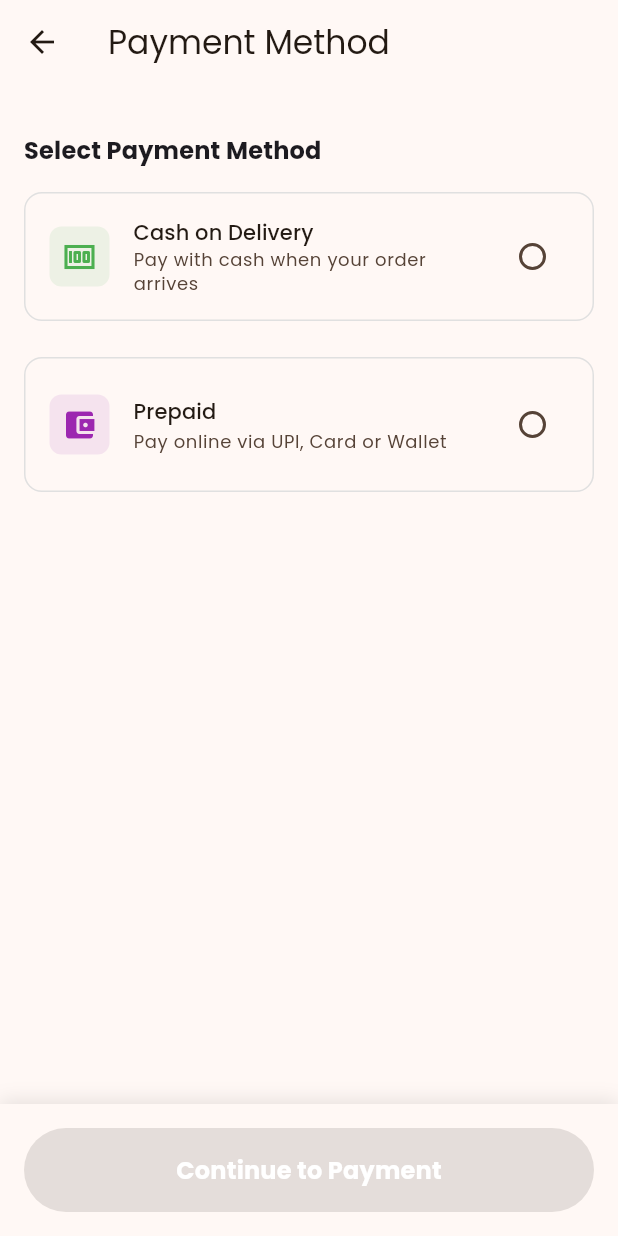
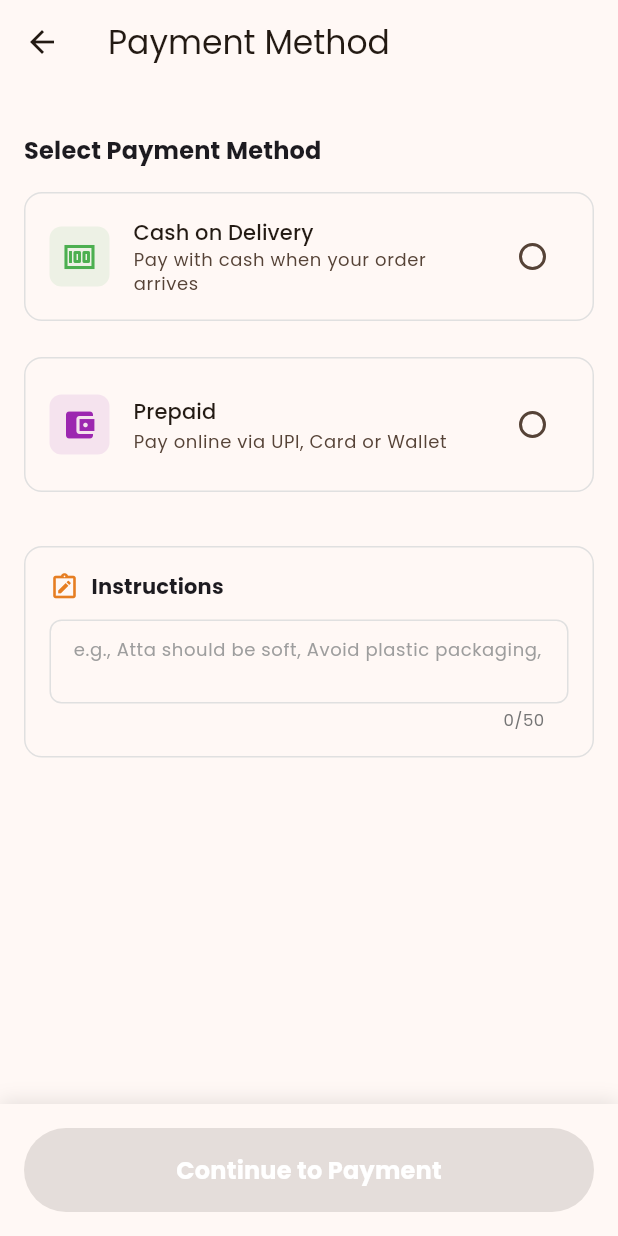
Before and after one commit to harshonedev/one_atta, a Flutter app: the PaymentMethodSelectionPage screen opened by its route, on a phone screen of 412 x 824 dp. Run offline on Flutter 3.47's test engine with Material 3 defaults, Android fonts, the phone set to English and light mode, and no system bars; our stand-ins replace dartz, dio, dotted_border, equatable, flutter_bloc, flutter_cache_manager and 17 more; missing offline and left inert: razorpay_flutter; accounts and stored records are empty; network calls fail; project files that could hold a hidden picture were left out.

Commit message:
feat: Add user_note field for delivery instructions in order and payment APIs

```diff
--- a/lib/features/address/data/models/address_model.dart
+++ b/lib/features/address/data/models/address_model.dart
@@ -75,6 +75,7 @@ class AddressModel extends AddressEntity {
   }
 
 
+  @override
   Map<String, dynamic> toJson() {
     return {
       '_id': id,
--- a/lib/features/auth/data/models/user_model.dart
+++ b/lib/features/auth/data/models/user_model.dart
@@ -23,6 +23,7 @@ class UserModel extends UserEntity {
     );
   }
 
+  @override
   Map<String, dynamic> toJson() {
     return {
       '_id': id,
--- a/lib/features/more/presentation/pages/more_page.dart
+++ b/lib/features/more/presentation/pages/more_page.dart
@@ -433,7 +433,7 @@ class MorePage extends StatelessWidget {
                           "Terms and Condition Url - ${state.settings.termsAndConditionsUrl}",
                         );
                       } else {
-                        print("State  - ${state}");
+                        print("State  - $state");
                       }
 
                       final url = state is AppSettingsLoaded
--- a/lib/features/payment/data/datasources/payment_remote_data_source.dart
+++ b/lib/features/payment/data/datasources/payment_remote_data_source.dart
@@ -24,6 +24,7 @@ abstract class PaymentRemoteDataSource {
     String? discountType, // NEW: "loyalty" or "coupon" or null
     String? couponCode,
     int loyaltyPointsUsed = 0,
+    String? userNote, // NEW: Delivery instructions (max 50 chars)
   });
 
   /// Verify Razorpay payment (POST /api/app/payments/verify)
--- a/lib/features/payment/data/datasources/payment_remote_data_source_impl.dart
+++ b/lib/features/payment/data/datasources/payment_remote_data_source_impl.dart
@@ -76,6 +76,7 @@ class PaymentRemoteDataSourceImpl implements PaymentRemoteDataSource {
     String? discountType,
     String? couponCode,
     int loyaltyPointsUsed = 0,
+    String? userNote,
   }) async {
     final requestData = {
       'items': items.map((item) => item.toJson()).toList(),
@@ -92,6 +93,7 @@ class PaymentRemoteDataSourceImpl implements PaymentRemoteDataSource {
       if (couponCode != null && couponCode.isNotEmpty)
         'coupon_code': couponCode,
       if (loyaltyPointsUsed > 0) 'loyalty_points_used': loyaltyPointsUsed,
+      if (userNote != null && userNote.isNotEmpty) 'user_note': userNote,
     };
 
     final response = await apiRequest.callRequest(
--- a/lib/features/payment/data/repositories/payment_repository_impl.dart
+++ b/lib/features/payment/data/repositories/payment_repository_impl.dart
@@ -48,6 +48,7 @@ class PaymentRepositoryImpl implements PaymentRepository {
     String? discountType,
     String? couponCode,
     int loyaltyPointsUsed = 0,
+    String? userNote,
   }) async {
     try {
       final token = await authLocalDataSource.getToken();
@@ -70,6 +71,7 @@ class PaymentRepositoryImpl implements PaymentRepository {
         discountType: discountType,
         couponCode: couponCode,
         loyaltyPointsUsed: loyaltyPointsUsed,
+        userNote: userNote,
       );
       logger.i('Order created successfully: ${response.order.id}');
       return Right(response);
--- a/lib/features/payment/domain/repositories/payment_repository.dart
+++ b/lib/features/payment/domain/repositories/payment_repository.dart
@@ -25,6 +25,7 @@ abstract class PaymentRepository {
     String? discountType, // NEW: "loyalty" or "coupon" or null
     String? couponCode,
     int loyaltyPointsUsed = 0,
+    String? userNote, // NEW: Delivery instructions (max 50 chars)
   });
 
   /// Verify Razorpay payment (follows /api/app/payments/verify)
--- a/lib/features/payment/presentation/bloc/payment_bloc.dart
+++ b/lib/features/payment/presentation/bloc/payment_bloc.dart
@@ -60,6 +60,7 @@ class PaymentBloc extends Bloc<PaymentEvent, PaymentState> {
       discountType: event.discountType,
       couponCode: event.couponCode,
       loyaltyPointsUsed: event.loyaltyPointsUsed,
+      userNote: event.userNote,
     );
 
     result.fold((failure) => emit(PaymentError(failure.message)), (response) {
--- a/lib/features/payment/presentation/bloc/payment_event.dart
+++ b/lib/features/payment/presentation/bloc/payment_event.dart
@@ -36,6 +36,7 @@ class CreateOrder extends PaymentEvent {
   final String? discountType; // NEW: "loyalty" or "coupon" or null
   final String? couponCode;
   final int loyaltyPointsUsed;
+  final String? userNote; // NEW: Delivery instructions (max 50 chars)
 
   const CreateOrder({
     required this.items,
@@ -51,6 +52,7 @@ class CreateOrder extends PaymentEvent {
     this.discountType,
     this.couponCode,
     this.loyaltyPointsUsed = 0,
+    this.userNote,
   });
 
   @override
@@ -68,6 +70,7 @@ class CreateOrder extends PaymentEvent {
     discountType,
     couponCode,
     loyaltyPointsUsed,
+    userNote,
   ];
 }
 
--- a/lib/features/payment/presentation/pages/payment_method_selection_page.dart
+++ b/lib/features/payment/presentation/pages/payment_method_selection_page.dart
@@ -30,6 +30,13 @@ class PaymentMethodSelectionPage extends StatefulWidget {
 class _PaymentMethodSelectionPageState
     extends State<PaymentMethodSelectionPage> {
   String? _selectedPaymentType; // 'COD' or 'Razorpay'
+  final TextEditingController _noteController = TextEditingController();
+
+  @override
+  void dispose() {
+    _noteController.dispose();
+    super.dispose();
+  }
 
   void _onPaymentMethodSelected(String paymentType) {
     setState(() {
@@ -101,6 +108,9 @@ class _PaymentMethodSelectionPageState
             ? 'loyalty'
             : (couponCode != null && couponCode.isNotEmpty)
             ? 'coupon'
+            : null,
+        userNote: _noteController.text.trim().isNotEmpty
+            ? _noteController.text.trim()
             : null,
       ),
     );
@@ -215,6 +225,10 @@ class _PaymentMethodSelectionPageState
                         isSelected: _selectedPaymentType == 'Razorpay',
                       ),
 
+                      // Delivery Instructions
+                      const SizedBox(height: 24),
+                      _buildDeliveryInstructions(),
+
                       // Order Summary
                       const SizedBox(height: 24),
                       _buildOrderSummary(),
@@ -277,6 +291,72 @@ class _PaymentMethodSelectionPageState
               ),
             ),
           ],
+        ],
+      ),
+    );
+  }
+
+  Widget _buildDeliveryInstructions() {
+    return Container(
+      padding: const EdgeInsets.all(16),
+      decoration: BoxDecoration(
+        color: Theme.of(context).colorScheme.surface,
+        borderRadius: BorderRadius.circular(12),
+        border: Border.all(color: Colors.grey.shade300, width: 1),
+      ),
+      child: Column(
+        crossAxisAlignment: CrossAxisAlignment.start,
+        children: [
+          Row(
+            children: [
+              Icon(
+                Icons.note_alt_outlined,
+                size: 20,
+                color: Theme.of(context).colorScheme.primary,
+              ),
+              const SizedBox(width: 8),
+              Text(
+                'Instructions',
+                style: Theme.of(
+                  context,
+                ).textTheme.titleSmall?.copyWith(fontWeight: FontWeight.bold),
+              ),
+            ],
+          ),
+          const SizedBox(height: 12),
+          TextField(
+            controller: _noteController,
+            maxLength: 50,
+            maxLines: 2,
+            decoration: InputDecoration(
+              hintText: 'e.g., Atta should be soft, Avoid plastic packaging,',
+              hintStyle: TextStyle(fontSize: 12, color: Colors.grey.shade500),
+              border: OutlineInputBorder(
+                borderRadius: BorderRadius.circular(8),
+                borderSide: BorderSide(color: Colors.grey.shade300),
+              ),
+              enabledBorder: OutlineInputBorder(
+                borderRadius: BorderRadius.circular(8),
+                borderSide: BorderSide(color: Colors.grey.shade300),
+              ),
+              focusedBorder: OutlineInputBorder(
+                borderRadius: BorderRadius.circular(8),
+                borderSide: BorderSide(
+                  color: Theme.of(context).colorScheme.primary,
+                  width: 2,
+                ),
+              ),
+              contentPadding: const EdgeInsets.symmetric(
+                horizontal: 12,
+                vertical: 12,
+              ),
+              counterStyle: TextStyle(
+                fontSize: 11,
+                color: Colors.grey.shade600,
+              ),
+            ),
+            style: Theme.of(context).textTheme.bodySmall,
+          ),
         ],
       ),
     );
```
Also changed, not shown: 2 other files.
